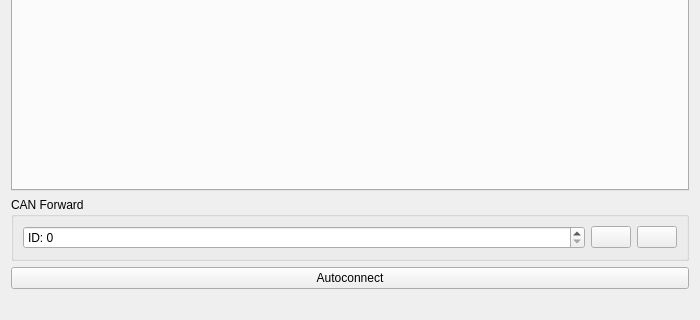
Above: pages/pageconnection.ui from DieBieEngineering/DieBieMS-Tool before the change; both pictures show x 0 to 700 and y 180 to 500 of the 700 by 500 pixel window. Below: the same form after it.
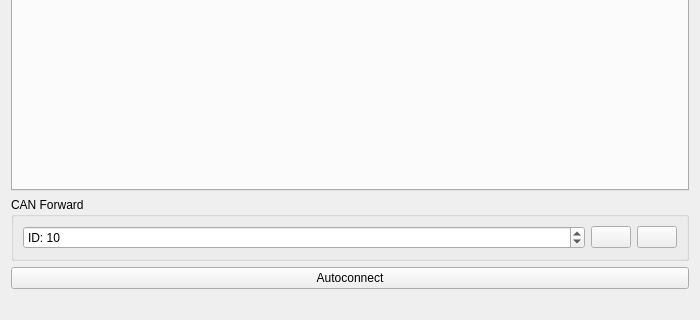
That is the form after the change. Icons and pictures are not drawn.

```diff
--- a/pages/pageconnection.ui
+++ b/pages/pageconnection.ui
@@ -356,6 +356,9 @@
         <property name="maximum">
          <number>255</number>
         </property>
+        <property name="value">
+         <number>10</number>
+        </property>
        </widget>
       </item>
       <item>
```
